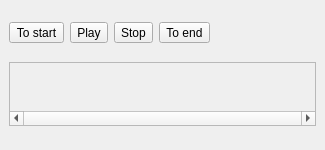
The window that studio/docks/playback_dock.ui (caryoscelus/rainynite-studio) describes before a commit, drawn with Qt 5.
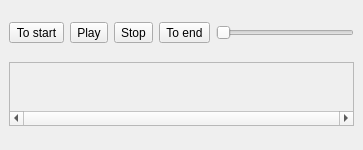
The same window after the commit. Icons and pictures are not drawn. Custom widgets are drawn as their Qt base class.

Commit message: Timeline view zoom level

Patch:
```diff
--- a/studio/docks/playback_dock.ui
+++ b/studio/docks/playback_dock.ui
@@ -6,7 +6,7 @@
    <rect>
     <x>0</x>
     <y>0</y>
-    <width>325</width>
+    <width>363</width>
     <height>150</height>
    </rect>
   </property>
@@ -65,17 +65,14 @@
        </widget>
       </item>
       <item>
-       <spacer name="horizontalSpacer">
+       <widget class="QSlider" name="timeline_zoom">
+        <property name="maximum">
+         <number>7</number>
+        </property>
         <property name="orientation">
          <enum>Qt::Horizontal</enum>
         </property>
-        <property name="sizeHint" stdset="0">
-         <size>
-          <width>40</width>
-          <height>20</height>
-         </size>
-        </property>
-       </spacer>
+       </widget>
       </item>
      </layout>
     </item>
@@ -110,7 +107,7 @@
         <rect>
          <x>0</x>
          <y>0</y>
-         <width>305</width>
+         <width>343</width>
          <height>40</height>
         </rect>
        </property>
```
The commit also changes 3 other files.
